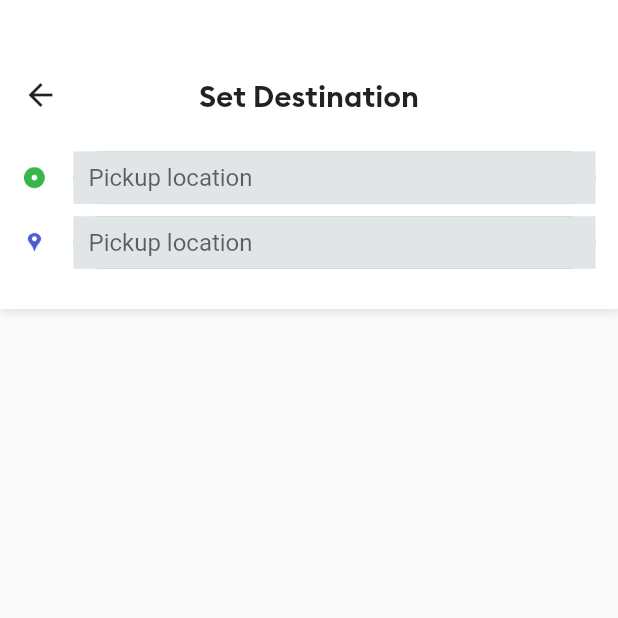
After one commit to JoaoBaroni/UberClone---Rider, a Flutter app: the SearchPage screen opened by its route, on a phone screen of 412 x 824 dp, the top half of it. The commit adds this screen. Run offline on Flutter 3.47's test engine with Material 2 defaults, Android fonts, the phone set to English and light mode, and no system bars; our stand-ins replace connectivity, firebase_auth, firebase_core, firebase_database, geolocator, google_maps_flutter and 2 more; accounts and stored records are empty.

Commit message:
Nova página de pesquisa; Definição do Provider; Criação do model Address

```diff
--- a/lib/constants/constants.dart
+++ b/lib/constants/constants.dart
@@ -1,3 +1,4 @@
+import 'package:flutter/cupertino.dart';
 import 'package:google_maps_flutter/google_maps_flutter.dart';
 
 const PROJECT_ID = 'uberclone-32255';
--- /dev/null
+++ b/lib/model/address.dart
@@ -0,0 +1,10 @@
+class Address {
+  String placeName;
+  double latitude;
+  double longitude;
+  String placeID;
+  String placeFormattedAddress;
+
+  Address({this.longitude, this.latitude, this.placeFormattedAddress, this.placeID, this.placeName});
+
+}
--- /dev/null
+++ b/lib/provider/app_data.dart
@@ -0,0 +1,12 @@
+import 'package:flutter/cupertino.dart';
+import 'package:rider/model/address.dart';
+
+class AppData extends ChangeNotifier{
+  Address pickupAddress;
+
+  void updatePickupAddress(Address pickup){
+    pickupAddress = pickup;
+    notifyListeners(); //To notify all widget tree; :)
+  }
+
+}
--- /dev/null
+++ b/lib/screens/search_page.dart
@@ -0,0 +1,123 @@
+import 'package:flutter/cupertino.dart';
+import 'package:flutter/material.dart';
+import 'package:rider/brand_colors.dart';
+import 'package:rider/provider/app_data.dart';
+import 'package:rider/utils/utils.dart';
+import 'package:provider/provider.dart';
+
+class SearchPage extends StatefulWidget {
+  static String id = 'searchPage';
+
+
+  @override
+  _SearchPageState createState() => _SearchPageState();
+}
+
+class _SearchPageState extends State<SearchPage> {
+  var pickupController = TextEditingController();
+  var destinationController = TextEditingController();
+
+  @override
+  Widget build(BuildContext context) {
+    double heightValue = Utils.screenHeigthValue(context);
+    double widthValue = Utils.screenWidthValue(context);
+    String currentAddress = Provider.of<AppData>(context).pickupAddress != null ? Provider.of<AppData>(context).pickupAddress.placeFormattedAddress : '';
+    pickupController.text = currentAddress;
+
+    return Scaffold(
+      body: Column(
+        children: [
+          Container(
+            height: heightValue * 0.25,
+            decoration: BoxDecoration(color: Colors.white, boxShadow: [
+              BoxShadow(
+                  color: Colors.black12,
+                  blurRadius: 5.0,
+                  spreadRadius: 0.5,
+                  offset: Offset(0.7, 0.7))
+            ]),
+            child: Padding(
+              padding: const EdgeInsets.only(top: 10, left: 15, right: 15),
+              child: Column(
+                children: [
+                  SizedBox(height: heightValue * 0.05),
+                  Stack(
+                    children: [
+                      GestureDetector(
+                          onTap: () => Navigator.pop(context),
+                          child: Icon(Icons.arrow_back)),
+                      Center(
+                        child: Text(
+                          'Set Destination',
+                          style: TextStyle(
+                              fontSize: 20.0, fontFamily: 'Brand-Bold'),
+                        ),
+                      ),
+                    ],
+                  ),
+                  SizedBox(height: heightValue * 0.03),
+                  Row(
+                    children: [
+                      Image.asset('images/pickicon.png', height: 16, width: 16),
+                      SizedBox(
+                        width: 18,
+                      ),
+                      Expanded(
+                        child: Container(
+                          decoration: BoxDecoration(
+                            color: BrandColors.colorGreen,
+                            borderRadius: BorderRadius.circular(50),
+                          ),
+                          child: TextField(
+                            controller: pickupController,
+                            decoration: InputDecoration(
+                                hintText: 'Pickup location',
+                                filled: true,
+                                fillColor: BrandColors.colorLightGrayFair,
+                                border: InputBorder.none,
+                                isDense: true,
+                                contentPadding: EdgeInsets.only(
+                                    left: 10, top: 8, bottom: 8)),
+                          ),
+                        ),
+                      )
+                    ],
+                  ),
+                  SizedBox(height: heightValue * 0.01),
+                  Row(
+                    children: [
+                      Image.asset('images/desticon1.png',
+                          height: 16, width: 16),
+                      SizedBox(
+                        width: 18,
+                      ),
+                      Expanded(
+                        child: Container(
+                          decoration: BoxDecoration(
+                            color: BrandColors.colorGreen,
+                            borderRadius: BorderRadius.circular(50),
+                          ),
+                          child: TextField(
+                            controller: destinationController,
+                            decoration: InputDecoration(
+                                hintText: 'Pickup location',
+                                filled: true,
+                                fillColor: BrandColors.colorLightGrayFair,
+                                border: InputBorder.none,
+                                isDense: true,
+                                contentPadding: EdgeInsets.only(
+                                    left: 10, top: 8, bottom: 8)),
+                          ),
+                        ),
+                      )
+                    ],
+                  ),
+                ],
+              ),
+            ),
+          ),
+        ],
+      ),
+    );
+  }
+}
--- a/lib/utils/utils.dart
+++ b/lib/utils/utils.dart
@@ -8,4 +8,12 @@ class Utils {
     key.currentState.showSnackBar(snackBar);
   }
 
+  static double screenHeigthValue(BuildContext context){
+    return MediaQuery.of(context).size.height;
+  }
+
+  static double screenWidthValue(BuildContext context){
+    return MediaQuery.of(context).size.width;
+  }
+
 }
--- a/pubspec.yaml
+++ b/pubspec.yaml
@@ -30,6 +30,9 @@ dependencies:
   google_maps_flutter: ^1.2.0
   geolocator: ^5.1.3
   outline_material_icons: ^0.1.1
+  http: ^0.12.2
+  provider: ^4.3.3
+  sprintf: ^5.0.0
 
 
   # The following adds the Cupertino Icons font to your application.
```
Also changed, not shown: lib/main.dart (+13 -3 lines), lib/screens/main_page.dart (+13 -2 lines), lib/utils/request_helper.dart (added, +25 -0 lines), lib/utils/request_helper_methods.dart (added, +40 -0 lines), pubspec.lock.
